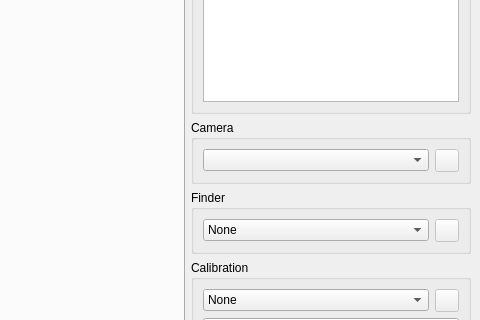
Before: the Qt Designer form app/ui/IrisCC.ui in xalpha/iris, drawn with Qt 5; both pictures show x 333 to 813 and y 235 to 555 of the 813 by 687 pixel window.
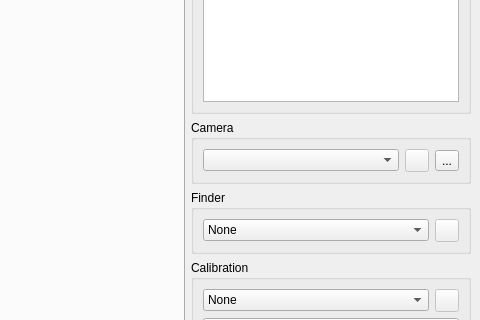
After: the same form once the commit is applied. Icons and pictures are not drawn. Custom widgets are drawn as their Qt base class.

Commit message: - added sensorSize to Camera - added CameraSet::hasPose and CameraSet::hasCamera to check if they exist and avoid dumb exceptions - added CameraInfo dialog to get detailed stats abbout the camera - moved distortion and intrinsic from CameraConfig to CameraInfo

```diff
--- a/app/ui/IrisCC.ui
+++ b/app/ui/IrisCC.ui
@@ -222,6 +222,17 @@
            </property>
           </widget>
          </item>
+         <item>
+          <widget class="QToolButton" name="camera_info">
+           <property name="text">
+            <string>...</string>
+           </property>
+           <property name="icon">
+            <iconset resource="../res/IrisCC.qrc">
+             <normaloff>:/icon/info.svg</normaloff>:/icon/info.svg</iconset>
+           </property>
+          </widget>
+         </item>
         </layout>
        </widget>
       </item>
```
The commit also changes 8 other files.
